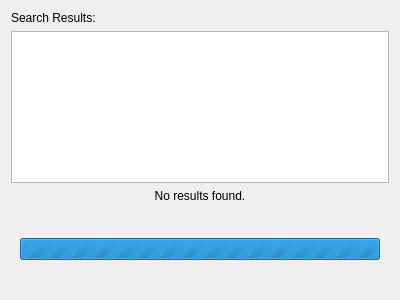
Qt form searchwindow.ui (esdrasbeleza/BlzMovies) before a commit.
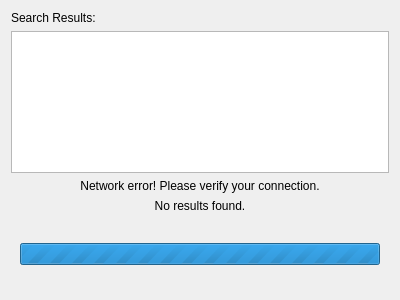
The same form after that commit.

Commit message: Added some handling of network error

The edit to the form file:
```diff
--- a/searchwindow.ui
+++ b/searchwindow.ui
@@ -43,6 +43,16 @@
      </property>
     </widget>
    </item>
+   <item>
+    <widget class="QLabel" name="errorLabel">
+     <property name="text">
+      <string>Network error! Please verify your connection.</string>
+     </property>
+     <property name="alignment">
+      <set>Qt::AlignCenter</set>
+     </property>
+    </widget>
+   </item>
    <item>
     <widget class="QLabel" name="noResultsLabel">
      <property name="text">
```
The commit also changes 5 other files.
